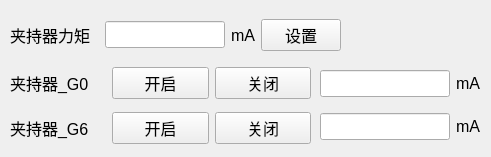
Jiongyu/third_modular_robot, file ui/ui_file/gripper_control.ui: the form before one commit.
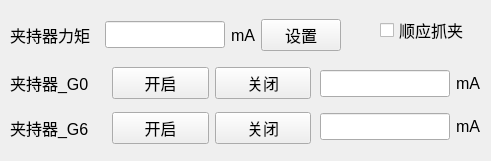
The form after the commit.

Commit message: 添加顺应抓夹控制器

What changed in the file:
```diff
--- a/ui/ui_file/gripper_control.ui
+++ b/ui/ui_file/gripper_control.ui
@@ -7,7 +7,7 @@
     <x>0</x>
     <y>0</y>
     <width>491</width>
-    <height>157</height>
+    <height>161</height>
    </rect>
   </property>
   <property name="font">
@@ -271,6 +271,25 @@
     </item>
    </layout>
   </widget>
+  <widget class="QCheckBox" name="checkBox">
+   <property name="geometry">
+    <rect>
+     <x>380</x>
+     <y>20</y>
+     <width>85</width>
+     <height>20</height>
+    </rect>
+   </property>
+   <property name="font">
+    <font>
+     <family>Ubuntu</family>
+     <pointsize>12</pointsize>
+    </font>
+   </property>
+   <property name="text">
+    <string>顺应抓夹</string>
+   </property>
+  </widget>
  </widget>
  <resources/>
  <connections>
```
Left out of the diff: 35 changed lines with no effect on the pictures.
